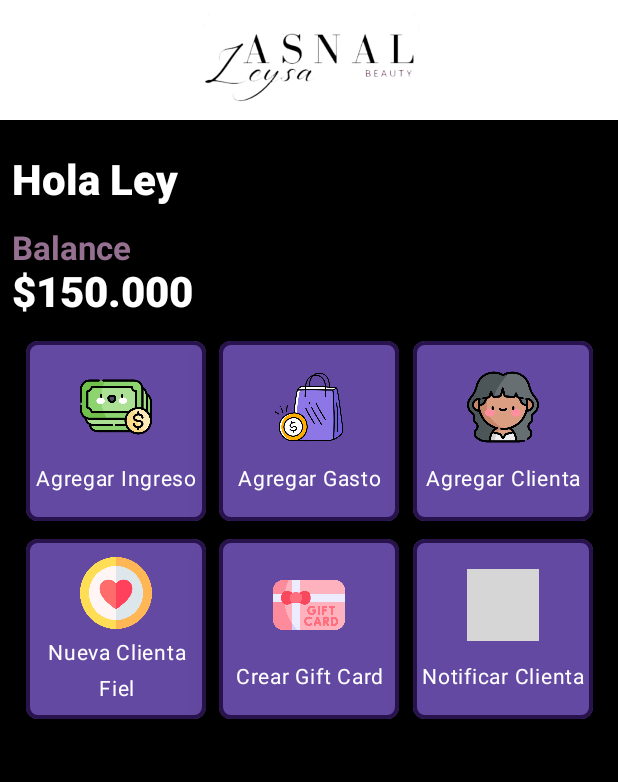
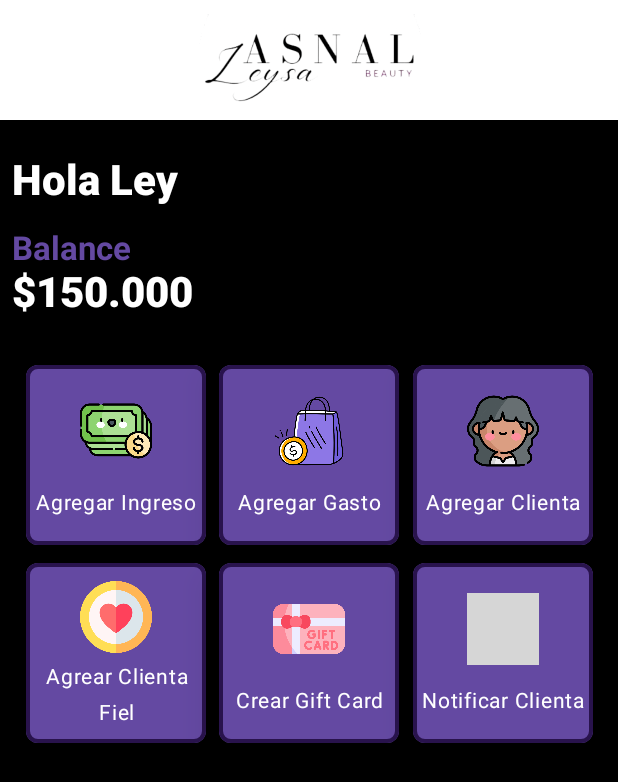
Before and after one commit to dnuccio80/LeysaAsnalBeauty, an Android app built with Jetpack Compose: the screen it shows after launch (MainActivity), on a phone screen of 412 x 824 dp. Shown: the top 782 px of the screen. Run offline under Robolectric (Android 15) with nearby library versions, the phone set to English and light mode, and no system bars; our stand-ins replace Dagger/Hilt's generated code; grey boxes are pictures that could not be loaded.

Commit message:
- Created EntryDataClass.kt - Create entryList: List<EntryDataClass> - Refactored FlowRow of entryList on HomeScreen.kt

```diff
--- a/app/src/main/java/com/example/leysaasnalbeauty/leyasnal/ui/HomeScreen.kt
+++ b/app/src/main/java/com/example/leysaasnalbeauty/leyasnal/ui/HomeScreen.kt
@@ -9,11 +9,13 @@ import androidx.compose.foundation.layout.ExperimentalLayoutApi
 import androidx.compose.foundation.layout.FlowRow
 import androidx.compose.foundation.layout.PaddingValues
 import androidx.compose.foundation.layout.Row
+import androidx.compose.foundation.layout.Spacer
 import androidx.compose.foundation.layout.fillMaxHeight
 import androidx.compose.foundation.layout.fillMaxSize
 import androidx.compose.foundation.layout.fillMaxWidth
 import androidx.compose.foundation.layout.height
 import androidx.compose.foundation.layout.padding
+import androidx.compose.foundation.layout.size
 import androidx.compose.foundation.layout.width
 import androidx.compose.material3.Text
 import androidx.compose.runtime.Composable
@@ -22,16 +24,29 @@ import androidx.compose.ui.Modifier
 import androidx.compose.ui.graphics.Color
 import androidx.compose.ui.layout.ContentScale
 import androidx.compose.ui.res.painterResource
+import androidx.compose.ui.res.stringResource
 import androidx.compose.ui.unit.dp
 import com.example.leysaasnalbeauty.R
 import com.example.leysaasnalbeauty.leyasnal.ui.components.FirstTitleText
 import com.example.leysaasnalbeauty.leyasnal.ui.components.SecondTitleText
 import com.example.leysaasnalbeauty.leyasnal.ui.components.SquareCardComponent
+import com.example.leysaasnalbeauty.leyasnal.ui.dataclasses.EntryDataClass
+import com.example.leysaasnalbeauty.ui.theme.AccentColor
 import com.example.leysaasnalbeauty.ui.theme.MainColor
 
 @OptIn(ExperimentalLayoutApi::class)
 @Composable
 fun HomeScreen(innerPadding: PaddingValues) {
+
+    val entryList: List<EntryDataClass> = listOf(
+        EntryDataClass(R.drawable.ic_money, stringResource(R.string.add_earning)),
+        EntryDataClass(R.drawable.ic_buys, stringResource(R.string.add_expense)),
+        EntryDataClass(R.drawable.ic_woman, stringResource(R.string.new_client)),
+        EntryDataClass(R.drawable.ic_fidelity, stringResource(R.string.new_fidelity_client)),
+        EntryDataClass(R.drawable.ic_gift_card, stringResource(R.string.create_gift_card)),
+        EntryDataClass(R.drawable.ic_message, stringResource(R.string.notify_client)),
+    )
+
     Box(
         Modifier
             .fillMaxSize()
@@ -59,9 +74,10 @@ fun HomeScreen(innerPadding: PaddingValues) {
 
                 FirstTitleText("Hola Ley")
                 Column {
-                    SecondTitleText("Balance", color = MainColor)
+                    SecondTitleText("Balance", color = AccentColor)
                     FirstTitleText("$150.000")
                 }
+                Spacer(Modifier.size(0.dp))
                 FlowRow(
                     Modifier.fillMaxWidth(),
                     horizontalArrangement = Arrangement.Absolute.SpaceEvenly,
@@ -69,12 +85,9 @@ fun HomeScreen(innerPadding: PaddingValues) {
                     maxItemsInEachRow = Int.MAX_VALUE,
 
                     ) {
-                    SquareCardComponent(R.drawable.ic_money, "Agregar Ingreso")
-                    SquareCardComponent(R.drawable.ic_buys, "Agregar Gasto")
-                    SquareCardComponent(R.drawable.ic_woman, "Agregar Clienta")
-                    SquareCardComponent(R.drawable.ic_fidelity, "Nueva Clienta Fiel")
-                    SquareCardComponent(R.drawable.ic_gift_card, "Crear Gift Card")
-                    SquareCardComponent(R.drawable.ic_message, "Notificar Clienta")
+                    entryList.forEach { entry ->
+                        SquareCardComponent(entry.icon, entry.title)
+                    }
                 }
             }
         }
--- /dev/null
+++ b/app/src/main/java/com/example/leysaasnalbeauty/leyasnal/ui/dataclasses/EntryDataClass.kt
@@ -0,0 +1,8 @@
+package com.example.leysaasnalbeauty.leyasnal.ui.dataclasses
+
+import androidx.annotation.DrawableRes
+
+data class EntryDataClass(
+    @DrawableRes val icon: Int,
+    val title:String
+)
--- a/app/src/main/res/values/strings.xml
+++ b/app/src/main/res/values/strings.xml
@@ -1,3 +1,10 @@
 <resources>
-    <string name="app_name">LeysaAsnalBeauty</string>
+    <string name="app_name">Leysa Asnal Beauty</string>
+    <string name="add_earning">Agregar Ingreso</string>
+    <string name="add_expense">Agregar Gasto</string>
+    <string name="new_client">Agregar Clienta</string>
+    <string name="new_fidelity_client">Agrear Clienta Fiel</string>
+    <string name="create_gift_card">Crear Gift Card</string>
+    <string name="notify_client">Notificar Clienta</string>
+
 </resources>
```
